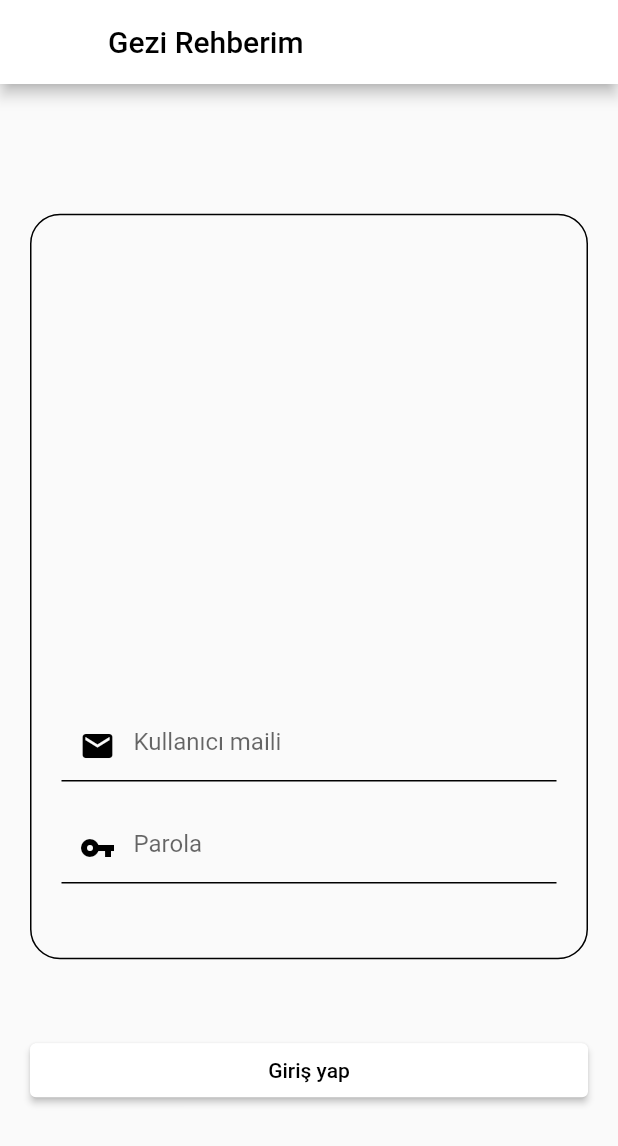
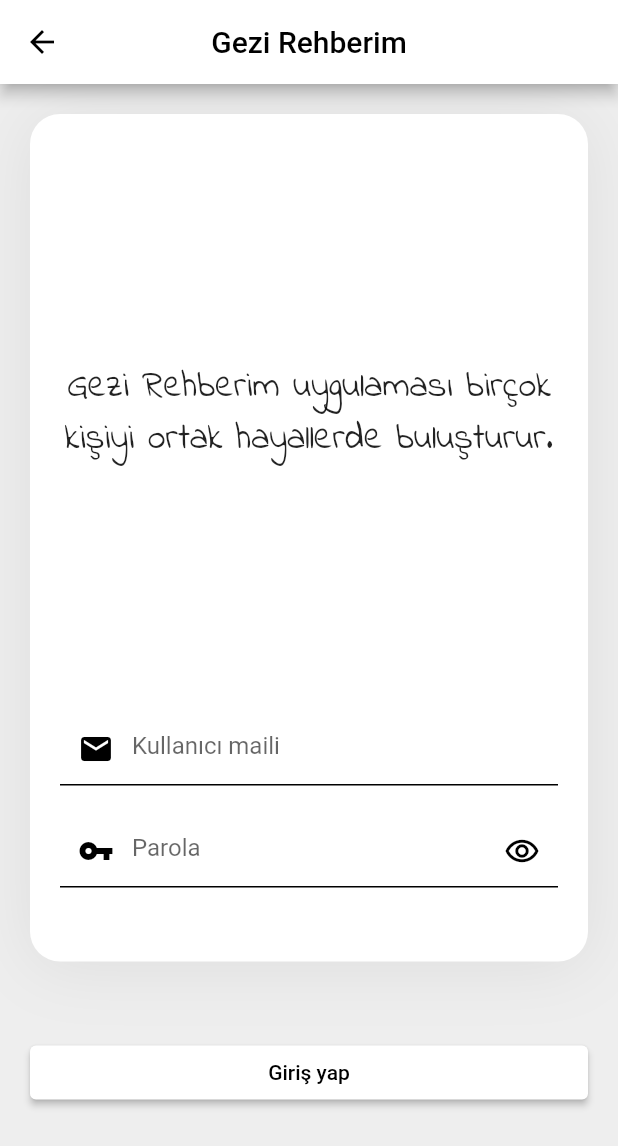
Before and after one commit to KadriyeMacit/KKU-IEEE-Flutter-101, a Flutter app: the screen it shows after launch, after a tap on "Giriş yap", on a phone screen of 412 x 824 dp. Shown: the top 1146 px of the screen. Run offline on Flutter 3.47's test engine with Material 2 defaults, Android fonts, the phone set to English and light mode, and no system bars.

Commit message:
3. ders kodları ilk yarı

```diff
--- /dev/null
+++ b/my_traveller_app/lib/style.dart
@@ -0,0 +1,3 @@
+import 'package:flutter/material.dart';
+
+Color mainColor = Colors.grey.shade200;
--- a/my_traveller_app/lib/views/home_page.dart
+++ b/my_traveller_app/lib/views/home_page.dart
@@ -1,4 +1,5 @@
 import 'package:flutter/material.dart';
+import 'package:my_traveller_app/style.dart';
 import 'package:my_traveller_app/views/login_page.dart';
 
 class HomePage extends StatelessWidget {
@@ -9,7 +10,9 @@ class HomePage extends StatelessWidget {
     var size = MediaQuery.of(context).size;
 
     return Scaffold(
+      backgroundColor: mainColor,
       appBar: AppBar(
+        centerTitle: true,
         title: Text(
           'Gezi Rehberim',
           style: TextStyle(color: Colors.black),
@@ -20,19 +23,27 @@ class HomePage extends StatelessWidget {
           padding: const EdgeInsets.only(
               right: 20.0, left: 20.0, top: 50, bottom: 100),
           child: SafeArea(
+            child: SingleChildScrollView(
               child: Column(
-              mainAxisAlignment: MainAxisAlignment.spaceAround,
+                // mainAxisAlignment: MainAxisAlignment.spaceEvenly,
                 children: [
-                Image.asset(
-                  'assets/images/travel.jpg',
+                  ClipRRect(
+                    borderRadius: BorderRadius.circular(10),
+                    child: Image.asset(
+                      'assets/images/home.jpg',
                       height: size.height * .5,
+                    ),
+                  ),
+                  SizedBox(
+                    height: size.height * .05,
                   ),
                   Column(
                     crossAxisAlignment: CrossAxisAlignment.stretch,
                     mainAxisAlignment: MainAxisAlignment.end,
                     children: [
                       ElevatedButton(
-                        style: ElevatedButton.styleFrom(primary: Colors.white),
+                          style:
+                              ElevatedButton.styleFrom(primary: Colors.white),
                           onPressed: () {
                             print('giriş yap butonu');
 
@@ -46,7 +57,8 @@ class HomePage extends StatelessWidget {
                             style: TextStyle(color: Colors.black),
                           )),
                       ElevatedButton(
-                        style: ElevatedButton.styleFrom(primary: Colors.white),
+                          style:
+                              ElevatedButton.styleFrom(primary: Colors.white),
                           onPressed: () {
                             print('kayıt ol butonu');
                           },
@@ -58,6 +70,7 @@ class HomePage extends StatelessWidget {
                   ),
                 ],
               ),
+            ),
           )),
     );
   }
--- a/my_traveller_app/lib/views/login_page.dart
+++ b/my_traveller_app/lib/views/login_page.dart
@@ -1,4 +1,5 @@
 import 'package:flutter/material.dart';
+import 'package:my_traveller_app/style.dart';
 
 class LoginPage extends StatefulWidget {
   LoginPage({Key key}) : super(key: key);
@@ -11,12 +12,17 @@ class _LoginPageState extends State<LoginPage> {
   final TextEditingController emailController = TextEditingController();
   final TextEditingController passwordController = TextEditingController();
 
+  bool isVisible = false;
+
   @override
   Widget build(BuildContext context) {
     var size = MediaQuery.of(context).size;
 
     return Scaffold(
+      backgroundColor: mainColor,
       appBar: AppBar(
+        centerTitle: true,
+        iconTheme: IconThemeData(color: Colors.black),
         backgroundColor: Colors.white,
         title: Text(
           'Gezi Rehberim',
@@ -25,27 +31,49 @@ class _LoginPageState extends State<LoginPage> {
       ),
       body: Padding(
         padding: const EdgeInsets.all(20.0),
+        child: SingleChildScrollView(
           child: Column(
             mainAxisAlignment: MainAxisAlignment.center,
             crossAxisAlignment: CrossAxisAlignment.stretch,
             children: [
               Container(
                 decoration: BoxDecoration(
+                    color: Colors.white,
                     borderRadius: BorderRadius.all(Radius.circular(20)),
-                  border: Border.all()
+                    //border: Border.all(),
+                    boxShadow: [
+                      BoxShadow(
+                          color: Colors.black.withOpacity(0.07),
+                          blurRadius: 37,
+                          offset: Offset(0, 3))
+                    ]
                     //color: Colors.orangeAccent
                     ),
                 child: Padding(
                   padding: EdgeInsets.only(
                       left: 20.0,
                       right: 20,
-                    top: size.height * .4,
+                      //top: size.height * .4,
                       bottom: size.height * .06),
                   child: Column(
                     children: [
+                      SizedBox(
+                        height: size.height * .2,
+                      ),
+                      Text(
+                        'Gezi Rehberim uygulaması '
+                        'birçok kişiyi ortak hayallerde buluşturur.',
+                        textAlign: TextAlign.center,
+                        style:
+                            TextStyle(fontSize: 24, fontFamily: 'IndieFlower'),
+                      ),
+                      SizedBox(
+                        height: size.height * .2,
+                      ),
                       TextField(
                         controller: emailController,
                         cursorColor: Colors.black,
+                        keyboardType: TextInputType.emailAddress,
                         decoration: InputDecoration(
                             prefixIcon: Icon(
                               Icons.mail,
@@ -62,8 +90,35 @@ class _LoginPageState extends State<LoginPage> {
                       ),
                       TextField(
                         controller: passwordController,
+                        obscureText: isVisible ? true : false,
                         cursorColor: Colors.black,
                         decoration: InputDecoration(
+                            suffixIcon: InkWell(
+                              onTap: () {
+                                print('göz ikonu');
+                                if (isVisible) {
+                                  setState(() {
+                                    isVisible = false;
+                                  });
+                                  print(isVisible);
+                                } else {
+                                  setState(() {
+                                    isVisible = false;
+                                  });
+                                  isVisible = true;
+                                  print(isVisible);
+                                }
+                              },
+                              child: isVisible
+                                  ? Icon(
+                                      Icons.remove_red_eye,
+                                      color: Colors.black,
+                                    )
+                                  : Icon(
+                                      Icons.remove_red_eye_outlined,
+                                      color: Colors.black,
+                                    ),
+                            ),
                             prefixIcon: Icon(
                               Icons.vpn_key,
                               color: Colors.black,
@@ -91,6 +146,7 @@ class _LoginPageState extends State<LoginPage> {
             ],
           ),
         ),
+      ),
     );
   }
 }
```
Also changed, not shown: my_traveller_app/pubspec.yaml (+6 -6 lines), my_traveller_app/assets/fonts/IndieFlower-Regular.ttf (added), my_traveller_app/assets/images/home.jpg (added). Lines whose indentation alone changed are shown as unchanged.
